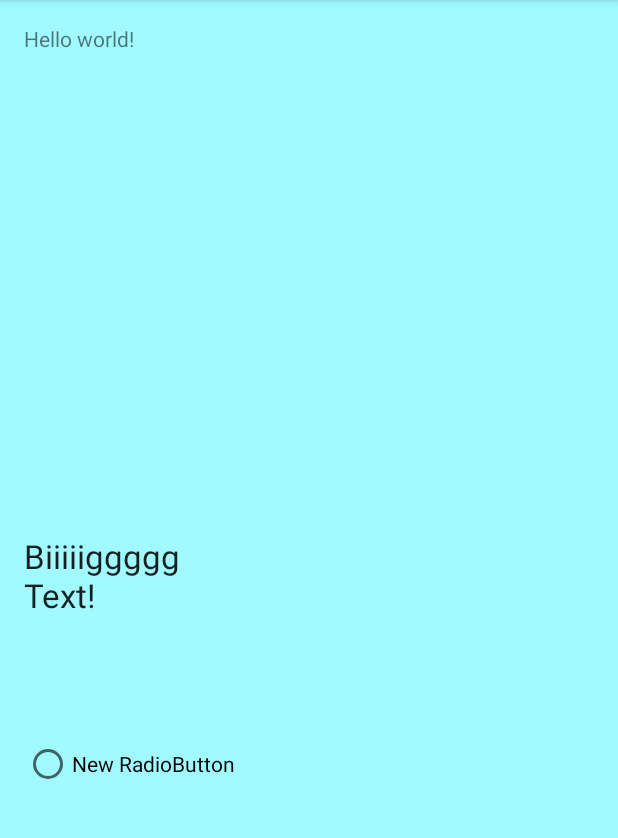
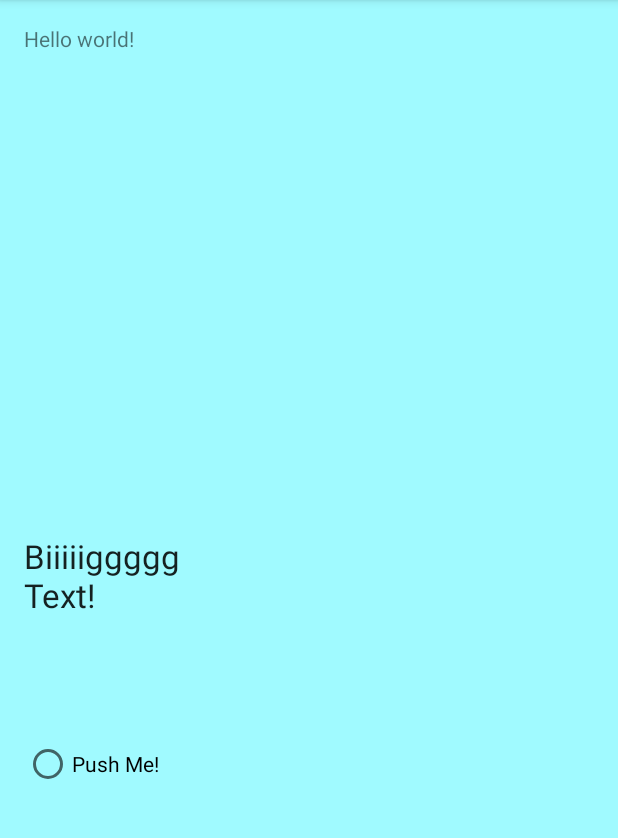
Before and after one commit to trishasalkas/GitHubDemo, an Android app: the screen it shows after launch (MainActivity), on a phone screen of 412 x 824 dp, the part 84-922 px from its top. Run offline under Robolectric (Android 15) with nearby library versions, the phone set to English and light mode, and no system bars.

Commit message:
Another Edit

```diff
--- a/app/src/main/res/layout/activity_main.xml
+++ b/app/src/main/res/layout/activity_main.xml
@@ -37,8 +37,9 @@
         <RadioButton
             android:layout_width="wrap_content"
             android:layout_height="wrap_content"
-            android:text="New RadioButton"
-            android:id="@+id/radioButton"/>
+            android:text="Push Me!"
+            android:id="@+id/radioButton"
+            android:checked="false"/>
     </TableRow>
 
 </RelativeLayout>
```
